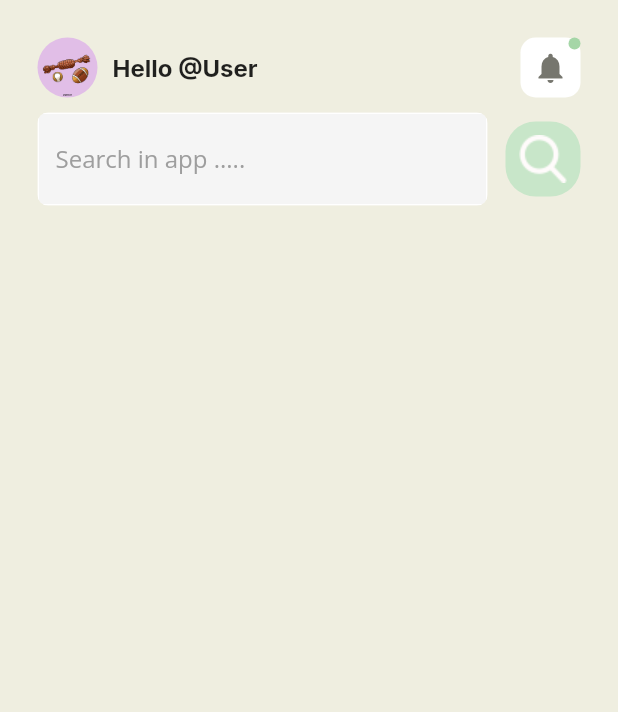
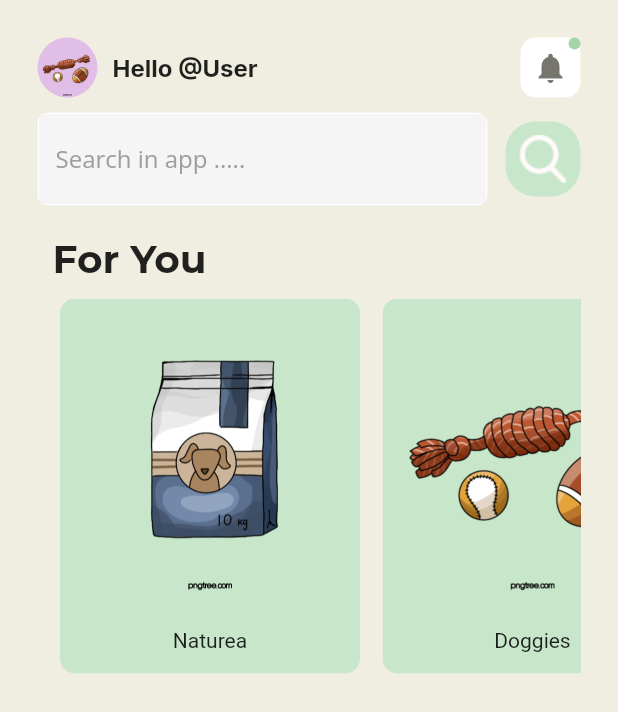
Before and after one commit to Sirfouq/petshopp_app, a Flutter app: the DashBoard screen opened directly, on a phone screen of 412 x 824 dp. Shown: the top 712 px of the screen. Run offline on Flutter 3.47's test engine with Material 2 defaults, Android fonts, the phone set to English and light mode, and no system bars; our stand-ins replace google_fonts, lottie.

Commit message:
Created a product model and a recommendation card widget that will be displayed on the user's dashboard.

```diff
--- a/petshop_app/lib/dashboard.dart
+++ b/petshop_app/lib/dashboard.dart
@@ -3,9 +3,10 @@
 import 'package:flutter/material.dart';
 import 'package:google_fonts/google_fonts.dart';
 import 'package:petshop_app/util/input_field.dart';
+import 'package:petshop_app/util/recommendation_card.dart';
 
 class DashBoard extends StatefulWidget {
-  const DashBoard({super.key});
+ const DashBoard({super.key});
 
   @override
   State<DashBoard> createState() => _DashBoardState();
@@ -15,6 +16,11 @@ class _DashBoardState extends State<DashBoard> {
   bool hasNewNotification = true;
   final controller = TextEditingController();
   final hintext = 'Search in app .....';
+  final List items = [
+    ['lib/assets/dog_food.png',  'Naturea'],
+    ['lib/assets/dog_toys.png',  'Doggies'],
+    ['lib/assets/dog_food.png', 'Royal Canin']
+  ];
 
   void handleNotification() {
     setState(() => hasNewNotification = false);
@@ -28,6 +34,7 @@ class _DashBoardState extends State<DashBoard> {
         child: Padding(
           padding: EdgeInsets.all(25.0),
           child: Column(
+            crossAxisAlignment: CrossAxisAlignment.start,
             children: [
               Row(
                 mainAxisAlignment: MainAxisAlignment.spaceBetween,
@@ -101,10 +108,32 @@ class _DashBoardState extends State<DashBoard> {
                         borderRadius: BorderRadius.circular(20),
                         color: Colors.green[100],
                       ),
-                      child: Image.asset('lib/assets/searching.png',),
+                      child: Image.asset(
+                        'lib/assets/searching.png',
+                      ),
                     )
                   ],
                 ),
+              ),
+              Padding(
+                  padding: EdgeInsets.all(10),
+                  child: Text('For You',
+                      textAlign: TextAlign.start,
+                      style: TextStyle(
+                          fontSize: 26,
+                          fontFamily: GoogleFonts.montserrat().fontFamily,
+                          fontWeight: FontWeight.bold))),
+              Container(
+                height: 250,
+                child: ListView.builder(
+                    scrollDirection: Axis.horizontal,
+                    itemCount: items.length,
+                    itemBuilder: ((context, index) {
+                      return Recommend_Card(
+                          background_color: Colors.green[100]??Colors.grey,
+                          image: items[index][0],
+                          text: items[index][1]);
+                    })),
               )
             ],
           ),
--- /dev/null
+++ b/petshop_app/lib/model/product.dart
@@ -0,0 +1,7 @@
+class Product{
+
+    String description;
+    double? price;
+
+    Product({required this.description,this.price});
+}
--- /dev/null
+++ b/petshop_app/lib/util/recommendation_card.dart
@@ -0,0 +1,36 @@
+// ignore_for_file: non_constant_identifier_names, prefer_const_constructors
+
+import 'package:flutter/material.dart';
+import 'package:google_fonts/google_fonts.dart';
+
+class Recommend_Card extends StatelessWidget {
+  final String text;
+  final Color? background_color;
+  final String image;
+
+  const Recommend_Card(
+      {super.key,
+      required this.background_color,
+      required this.image,
+      required this.text});
+
+  @override
+  Widget build(BuildContext context) {
+    return Padding(
+      padding: EdgeInsets.only(left: 15.0),
+      child: ClipRRect(borderRadius: BorderRadius.circular(10),
+        child: Container(
+          color: background_color,
+          width: 200,
+          child: Column(mainAxisAlignment: MainAxisAlignment.start,
+            children: [
+              Image.asset(image),
+              SizedBox(height: 20,),
+              Text(text,style: TextStyle(fontSize: 14),),
+            ],
+          ),
+        ),
+      ),
+    );
+  }
+}
```
